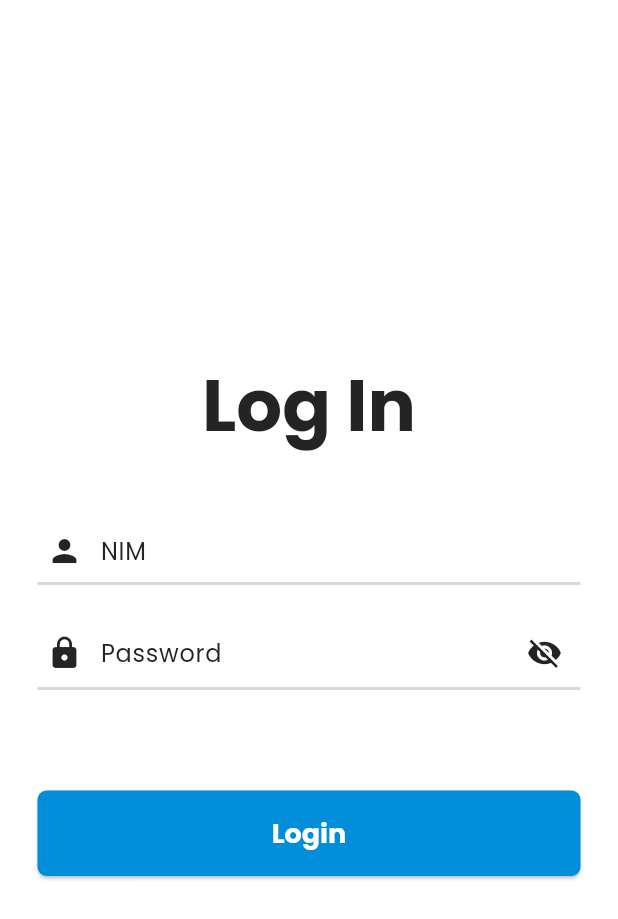
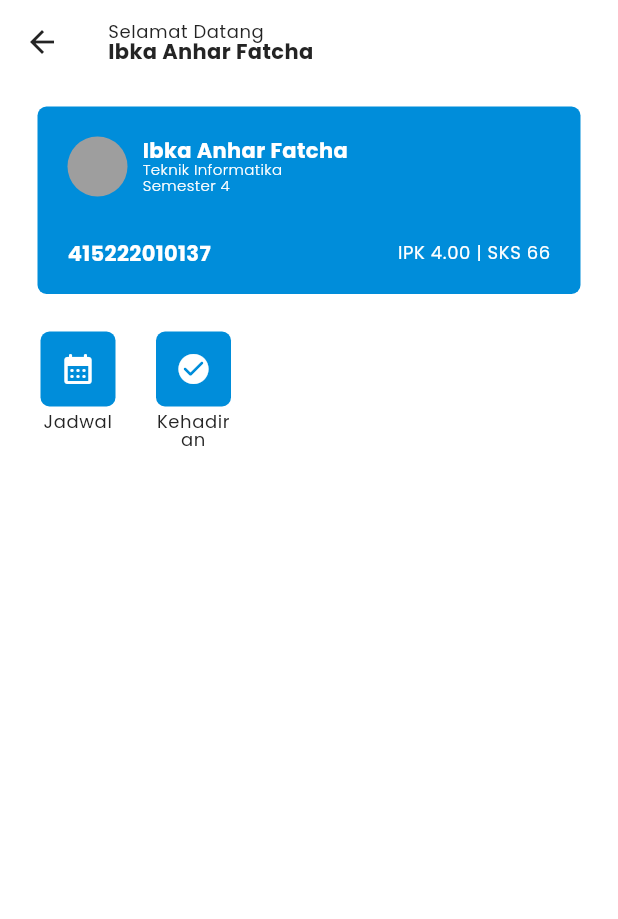
Before and after one commit to letha11/sia-app, a Flutter app: the screen it shows after launch, after a tap on "Login", on a phone screen of 412 x 824 dp. Shown: the top 919 px of the screen. Run offline on Flutter 3.47's test engine with Material 3 defaults, Android fonts, the phone set to English and light mode, and no system bars.

Commit message:
feat: kehadiran screen

```diff
--- a/lib/theme.dart
+++ b/lib/theme.dart
@@ -8,12 +8,42 @@ class AppTheme {
   static const String font = 'Poppins';
 
   static const lightTextTheme = TextTheme(
-    headlineLarge: TextStyle(fontSize: 48, fontWeight: FontWeight.bold, color: Color(0xFF242424)),
-    headlineMedium: TextStyle(fontSize: 24, fontWeight: FontWeight.bold, color: Color(0xFF242424)),
-    headlineSmall: TextStyle(fontSize: 18, fontWeight: FontWeight.bold, color: Color(0xFF242424)),
-    bodyLarge: TextStyle(fontSize: 16, fontWeight: FontWeight.normal, color: Color(0xFF242424)),
-    bodyMedium: TextStyle(fontSize: 14, fontWeight: FontWeight.normal, color: Color(0xFF242424)),
-    bodySmall: TextStyle(fontSize: 12, fontWeight: FontWeight.normal, color: Color(0xFF242424)),
+    headlineLarge: TextStyle(
+      fontSize: 48,
+      fontWeight: FontWeight.bold,
+      color: Color(0xFF242424),
+      height: 1,
+    ),
+    headlineMedium: TextStyle(
+      fontSize: 24,
+      fontWeight: FontWeight.bold,
+      color: Color(0xFF242424),
+      height: 1,
+    ),
+    headlineSmall: TextStyle(
+      fontSize: 18,
+      fontWeight: FontWeight.bold,
+      color: Color(0xFF242424),
+      height: 1,
+    ),
+    bodyLarge: TextStyle(
+      fontSize: 16,
+      fontWeight: FontWeight.normal,
+      color: Color(0xFF242424),
+      height: 1,
+    ),
+    bodyMedium: TextStyle(
+      fontSize: 14,
+      fontWeight: FontWeight.normal,
+      color: Color(0xFF242424),
+      height: 1,
+    ),
+    bodySmall: TextStyle(
+      fontSize: 12,
+      fontWeight: FontWeight.normal,
+      color: Color(0xFF242424),
+      height: 1,
+    ),
   );
 
   static const darkTextTheme = TextTheme();
@@ -35,6 +65,7 @@ class AppTheme {
     ),
     appBarTheme: const AppBarTheme(
       centerTitle: true,
+      backgroundColor: Colors.white,
     ),
     hintColor: const Color(0xFFD9D9D9),
     focusColor: const Color(0xFF008DDA),
--- /dev/null
+++ b/lib/ui/pages/home.dart
@@ -0,0 +1,187 @@
+import 'package:flutter/material.dart';
+import 'package:sia_app/ui/pages/jadwal.dart';
+import 'package:sia_app/ui/pages/kehadiran.dart';
+
+class HomePage extends StatelessWidget {
+  const HomePage({super.key});
+
+  @override
+  Widget build(BuildContext context) {
+    return Scaffold(
+      appBar: AppBar(
+        centerTitle: false,
+        title: Column(
+          crossAxisAlignment: CrossAxisAlignment.start,
+          children: [
+            Text('Selamat Datang', style: Theme.of(context).textTheme.bodySmall),
+            Text(
+              'Ibka Anhar Fatcha',
+              style: Theme.of(context).textTheme.bodyMedium?.copyWith(
+                    fontWeight: FontWeight.bold,
+                  ),
+            ),
+          ],
+        ),
+      ),
+      body: CustomScrollView(
+        slivers: [
+          SliverPadding(
+            padding: const EdgeInsets.fromLTRB(25, 15, 25, 25),
+            sliver: SliverToBoxAdapter(
+                child: DefaultTextStyle.merge(
+              style: TextStyle(
+                color: Theme.of(context).colorScheme.onPrimary,
+                height: 1.1,
+              ),
+              child: Container(
+                width: double.infinity,
+                decoration: BoxDecoration(
+                  color: Theme.of(context).primaryColor,
+                  borderRadius: const BorderRadius.all(Radius.circular(6)),
+                ),
+                padding: const EdgeInsets.all(20),
+                child: Column(
+                  children: [
+                    const Row(
+                      crossAxisAlignment: CrossAxisAlignment.center,
+                      children: [
+                        CircleAvatar(
+                          backgroundColor: Colors.grey,
+                        ),
+                        SizedBox(width: 10),
+                        Column(
+                          crossAxisAlignment: CrossAxisAlignment.start,
+                          children: [
+                            Text(
+                              'Ibka Anhar Fatcha',
+                              style: TextStyle(
+                                fontWeight: FontWeight.bold,
+                              ),
+                            ),
+                            Text(
+                              'Teknik Informatika',
+                              style: TextStyle(
+                                fontSize: 10,
+                                fontWeight: FontWeight.w300,
+                              ),
+                            ),
+                            Text(
+                              'Semester 4',
+                              style: TextStyle(
+                                fontSize: 10,
+                                fontWeight: FontWeight.w300,
+                              ),
+                            ),
+                          ],
+                        ),
+                      ],
+                    ),
+                    const SizedBox(height: 30),
+                    Row(
+                      mainAxisAlignment: MainAxisAlignment.spaceBetween,
+                      children: [
+                        const Text(
+                          '415222010137',
+                          style: TextStyle(fontWeight: FontWeight.bold),
+                        ),
+                        Text(
+                          'IPK 4.00 | SKS 66',
+                          style: Theme.of(context)
+                              .textTheme
+                              .bodySmall
+                              ?.copyWith(color: Theme.of(context).colorScheme.onPrimary),
+                        ),
+                      ],
+                    ),
+                  ],
+                ),
+              ),
+            )),
+          ),
+          SliverPadding(
+            padding: const EdgeInsets.symmetric(horizontal: 25),
+            sliver: SliverGrid(
+              delegate: SliverChildListDelegate(
+                [
+                  PageSelector(
+                    title: 'Jadwal',
+                    onTap: () {
+                      Navigator.of(context).push(
+                        MaterialPageRoute(
+                          builder: (_) => const JadwalPage(),
+                        ),
+                      );
+                    },
+                    icon: Icons.calendar_month_rounded,
+                  ),
+                  PageSelector(
+                    title: 'Kehadiran',
+                    onTap: () {
+                      Navigator.of(context).push(
+                        MaterialPageRoute(
+                          builder: (_) => const KehadiranPage(),
+                        ),
+                      );
+                    },
+                    icon: Icons.check_circle_rounded,
+                  ),
+                ],
+              ),
+              gridDelegate: const SliverGridDelegateWithFixedCrossAxisCount(
+                crossAxisCount: 5,
+                crossAxisSpacing: 23,
+                mainAxisSpacing: 10,
+                childAspectRatio: 0.56,
+              ),
+            ),
+          ),
+        ],
+      ),
+    );
+  }
+}
+
+class PageSelector extends StatelessWidget {
+  const PageSelector({
+    super.key,
+    required this.title,
+    required this.icon,
+    required this.onTap,
+  });
+
+  final String title;
+  final IconData icon;
+  final void Function() onTap;
+
+  @override
+  Widget build(BuildContext context) {
+    return GestureDetector(
+      onTap: onTap,
+      child: Column(
+        children: [
+          Container(
+            height: 50,
+            constraints: const BoxConstraints(maxWidth: 50),
+            margin: const EdgeInsets.only(bottom: 4),
+            decoration: BoxDecoration(
+              color: Theme.of(context).colorScheme.primary,
+              borderRadius: BorderRadius.circular(6),
+            ),
+            child: Center(
+              child: Icon(
+                icon,
+                color: Theme.of(context).colorScheme.onPrimary,
+              ),
+            ),
+          ),
+          // const SizedBox(height: 8),
+          Text(
+            title,
+            style: Theme.of(context).textTheme.bodySmall,
+            textAlign: TextAlign.center,
+          ),
+        ],
+      ),
+    );
+  }
+}
--- a/lib/ui/pages/login.dart
+++ b/lib/ui/pages/login.dart
@@ -1,4 +1,5 @@
 import 'package:flutter/material.dart';
+import 'package:sia_app/ui/pages/home.dart';
 
 class LoginPage extends StatefulWidget {
   const LoginPage({super.key});
@@ -89,7 +90,13 @@ class _LoginPageState extends State<LoginPage> {
                       SizedBox(
                         width: double.infinity,
                         child: ElevatedButton(
-                          onPressed: () {},
+                          onPressed: () {
+                            Navigator.of(context).push(
+                              MaterialPageRoute(
+                                builder: (_) => const HomePage(),
+                              ),
+                            );
+                          },
                           child: const Text(
                             'Login',
                             style: TextStyle(
```
Also changed, not shown: lib/ui/pages/jadwal.dart (added, +18 -0 lines), lib/ui/pages/kehadiran.dart (added, +41 -0 lines), lib/ui/widgets/attendance_status.dart (added, +56 -0 lines), lib/ui/widgets/subject_container.dart (added, +73 -0 lines).
